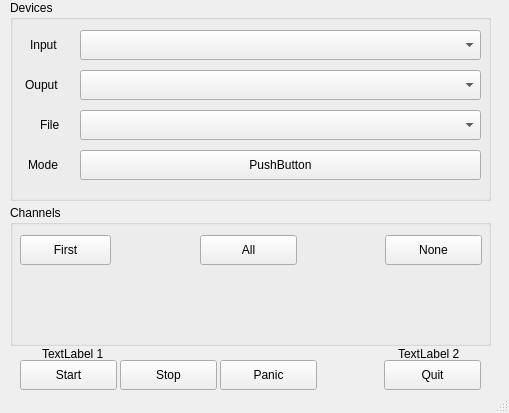
First picture: the form in src/form.ui, repository obook/I-like-Chopin, before the edit.
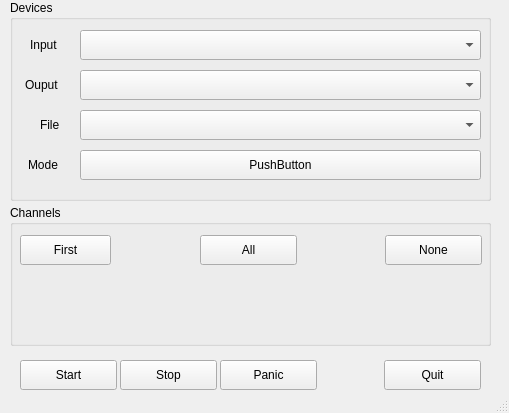
Second picture: the form after the edit.

Patch:
```diff
--- a/src/form.ui
+++ b/src/form.ui
@@ -240,32 +240,6 @@
      <string>Panic</string>
     </property>
    </widget>
-   <widget class="QLabel" name="label1">
-    <property name="geometry">
-     <rect>
-      <x>42</x>
-      <y>345</y>
-      <width>71</width>
-      <height>17</height>
-     </rect>
-    </property>
-    <property name="text">
-     <string>TextLabel 1</string>
-    </property>
-   </widget>
-   <widget class="QLabel" name="label2">
-    <property name="geometry">
-     <rect>
-      <x>398</x>
-      <y>345</y>
-      <width>71</width>
-      <height>17</height>
-     </rect>
-    </property>
-    <property name="text">
-     <string>TextLabel 2</string>
-    </property>
-   </widget>
   </widget>
   <widget class="QStatusBar" name="statusbar"/>
  </widget>
```
